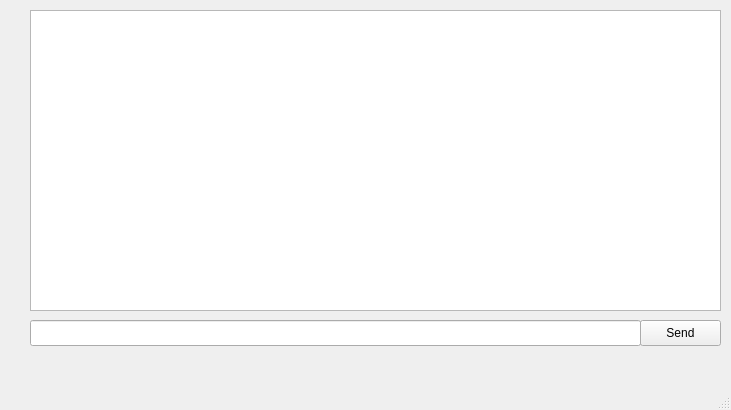
This is client/ui/mainwindow.ui in SSintis/ClientServer as Qt 5 draws it before an edit. The edited form follows.
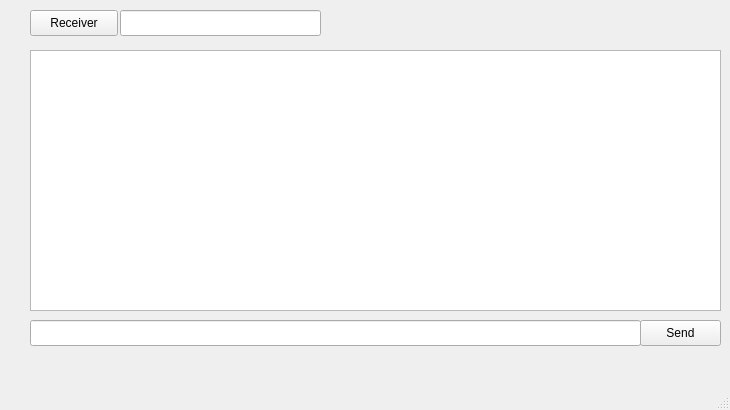
This is the edited form.

```diff
--- a/client/ui/mainwindow.ui
+++ b/client/ui/mainwindow.ui
@@ -6,7 +6,7 @@
    <rect>
     <x>0</x>
     <y>0</y>
-    <width>731</width>
+    <width>730</width>
     <height>410</height>
    </rect>
   </property>
@@ -41,12 +41,35 @@
     <property name="geometry">
      <rect>
       <x>30</x>
-      <y>10</y>
+      <y>50</y>
       <width>691</width>
-      <height>301</height>
+      <height>261</height>
      </rect>
     </property>
    </widget>
+   <widget class="QLineEdit" name="lineEdit_receiver">
+    <property name="geometry">
+     <rect>
+      <x>120</x>
+      <y>10</y>
+      <width>201</width>
+      <height>26</height>
+     </rect>
+    </property>
+   </widget>
+   <widget class="QPushButton" name="pushButton_receiver">
+    <property name="geometry">
+     <rect>
+      <x>30</x>
+      <y>10</y>
+      <width>88</width>
+      <height>26</height>
+     </rect>
+    </property>
+    <property name="text">
+     <string>Receiver</string>
+    </property>
+   </widget>
   </widget>
   <widget class="QMenuBar" name="menubar">
    <property name="geometry">
```
Left out of the diff: 2 changed lines with no effect on the pictures.
